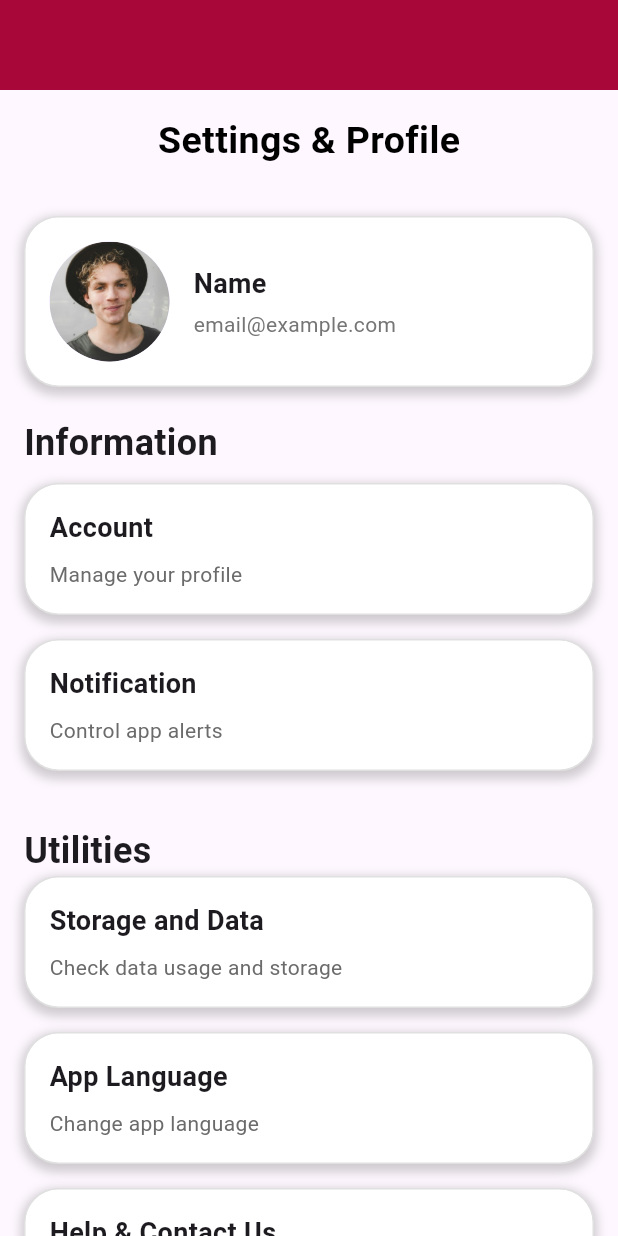
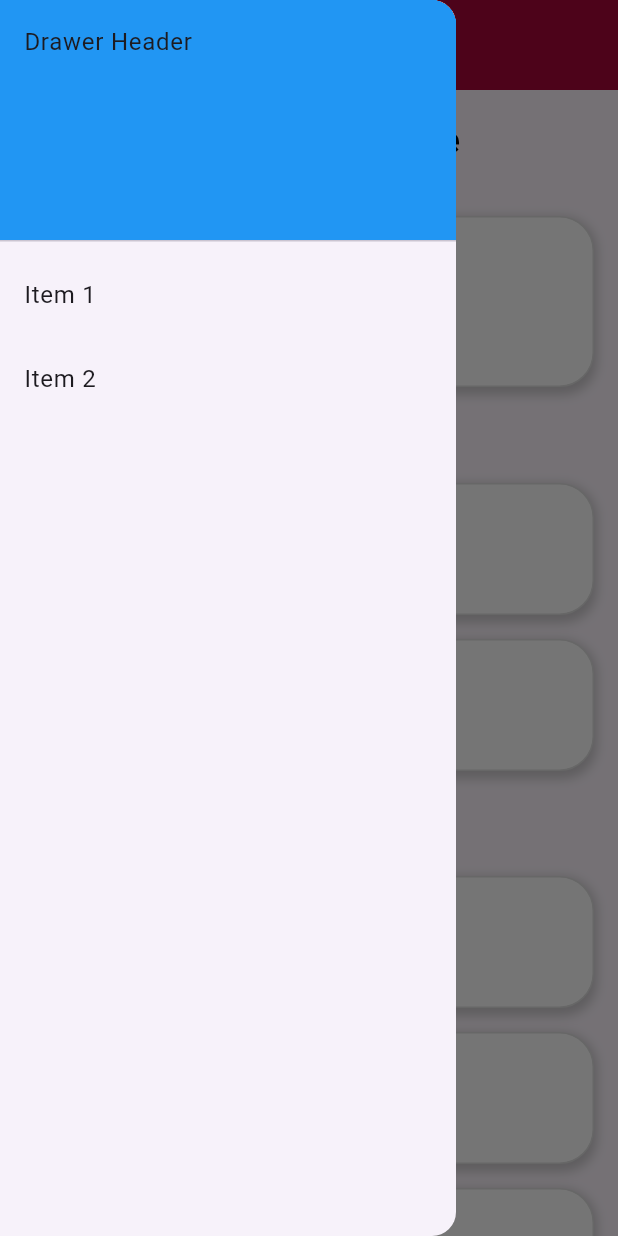
Before and after one commit to michael29-code/ux_team_project, a Flutter app: the SettingsProfilePage screen opened directly, with the side drawer open (before the commit the screen has no drawer), on a phone screen of 412 x 824 dp. Run offline on Flutter 3.47's test engine with Material 3 defaults, Android fonts, the phone set to English and light mode, and no system bars; our stand-ins replace google_fonts.

Commit message:
coba yaaa

```diff
--- a/lib/main.dart
+++ b/lib/main.dart
@@ -32,7 +32,7 @@ class MyApp extends StatelessWidget {
         // Tema aplikasi
         // textTheme: GoogleFonts.istokWebTextTheme(Theme.of(context).textTheme),
       ),
-      home: const MyRecipes(),
+      home: MyRecipes(),
     );
   }
 }
--- a/lib/pages/my_recipes.dart
+++ b/lib/pages/my_recipes.dart
@@ -12,7 +12,9 @@ class MyRecipes extends StatefulWidget {
 class _MyRecipesState extends State<MyRecipes> {
   @override
   Widget build(BuildContext context) {
-    return Scaffold(
+    return DefaultTabController(
+      length: 2,
+      child: Scaffold(
         appBar: Header(),
         drawer: Sidebar(),
         body: SafeArea(
@@ -22,6 +24,7 @@ class _MyRecipesState extends State<MyRecipes> {
             ),
           ),
         ),
+      ),
     );
   }
 }
--- a/lib/pages/profile.dart
+++ b/lib/pages/profile.dart
@@ -1,10 +1,10 @@
 import 'package:flutter/material.dart';
 import 'package:google_fonts/google_fonts.dart';
+import 'package:ux_team_project/widgets/header.dart';
+import 'package:ux_team_project/widgets/sidebar.dart';
 
-import 'header.dart';
 import 'help.dart';
 
-import 'package:ux_team_project/widgets/header.dart';
 import 'login.dart';
 
 class SettingsProfilePage extends StatelessWidget {
@@ -13,6 +13,7 @@ class SettingsProfilePage extends StatelessWidget {
   @override
   Widget build(BuildContext context) {
     return Scaffold(
+      drawer: Sidebar(),
       appBar: const Header(), // Menggunakan custom Header AppBar
       body: Column(
         children: [
--- a/lib/widgets/header.dart
+++ b/lib/widgets/header.dart
@@ -17,7 +17,7 @@ class Header extends StatelessWidget implements PreferredSizeWidget {
       //   },
       //   color: Colors.white, // Warna ikon hamburger menu
       // ),
-      title: SizedBox.shrink(), // Menghilangkan judul dari AppBar
+      // title: SizedBox.shrink(), // Menghilangkan judul dari AppBar
       elevation: 0, // Menghilangkan bayangan di bawah header
     );
   }
```
Also changed, not shown: lib/widgets/food_card.dart (added), lib/widgets/header_with_tab.dart (added), pubspec.lock. Lines whose indentation alone changed are shown as unchanged.
